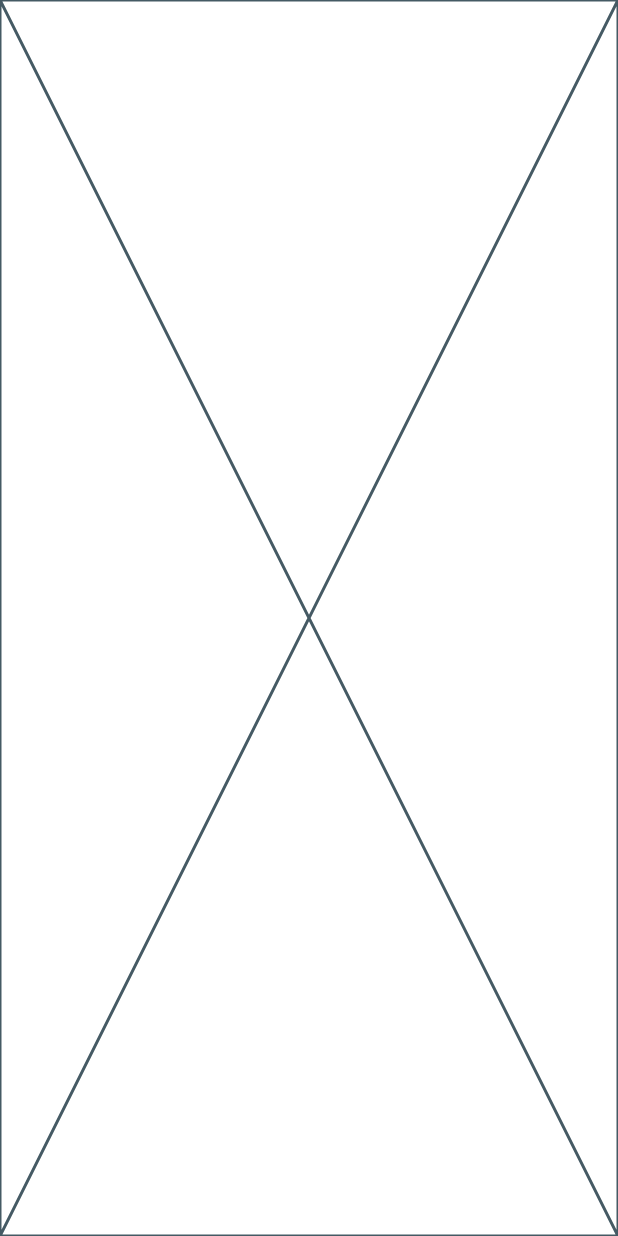
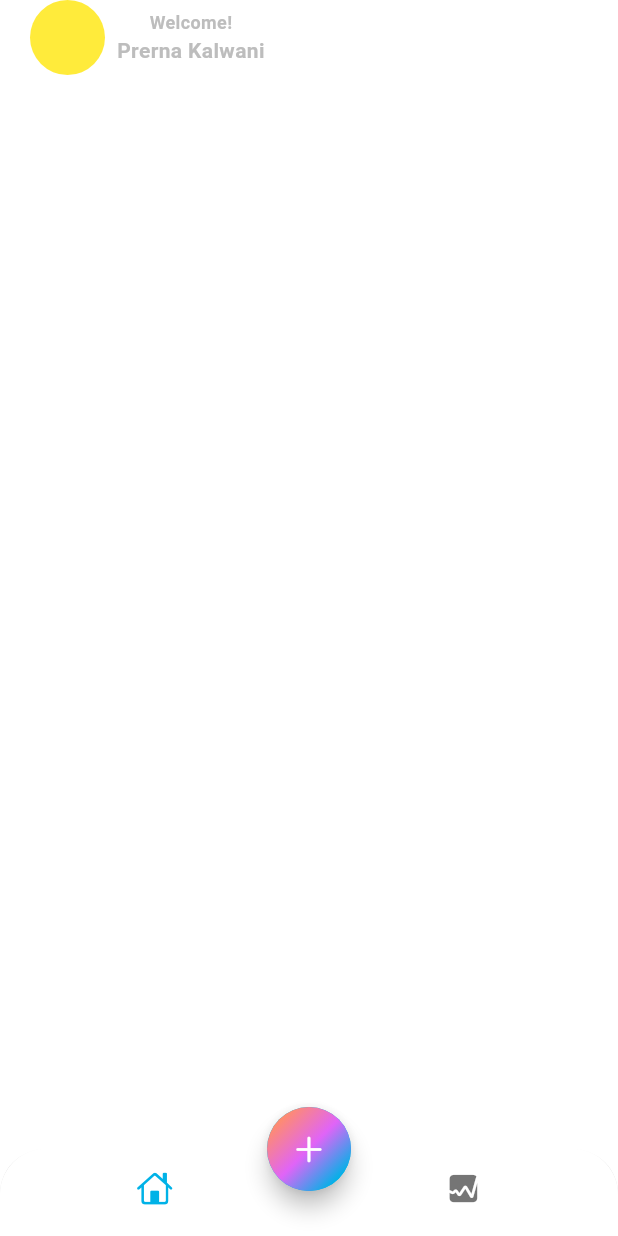
Before and after one commit to NANA100908/finance_buddy, a Flutter app: the screen it shows after launch, on a phone screen of 412 x 824 dp. Run offline on Flutter 3.47's test engine with Material 3 defaults, Android fonts, the phone set to English and light mode, and no system bars.

Commit message:
main screen integrated

```diff
--- a/lib/app.dart
+++ b/lib/app.dart
@@ -1,3 +1,4 @@
+import 'package:finance_buddy/app_view.dart';
 import 'package:flutter/material.dart';
 
 class MyApp extends StatelessWidget {
@@ -5,6 +6,6 @@ class MyApp extends StatelessWidget {
 
   @override
   Widget build(BuildContext context) {
-    return const Placeholder();
+    return const MyAppView();
   }
 }
--- a/lib/app_view.dart
+++ b/lib/app_view.dart
@@ -0,0 +1,25 @@
+import 'package:finance_buddy/screens/home/views/home_screen.dart';
+import 'package:flutter/material.dart';
+
+class MyAppView extends StatelessWidget {
+  const MyAppView({super.key});
+
+  @override
+  Widget build(BuildContext context) {
+    return MaterialApp(
+      debugShowCheckedModeBanner: false,
+      title: "Finance Buddy",
+      theme: ThemeData(
+        colorScheme: ColorScheme.light(
+          background: Colors.grey.shade100,
+          onBackground: Colors.black,
+          primary: const Color(0xff00B2E7),
+          secondary: const Color(0xFFE064F7),
+          tertiary: const Color(0xFFFF8D6C),
+          outline: Colors.grey.shade400
+        )
+      ),
+      home: const HomeScreen(),
+    );
+  }
+}
--- /dev/null
+++ b/lib/screens/home/views/home_screen.dart
@@ -0,0 +1,61 @@
+import 'dart:math';
+
+import 'package:flutter/cupertino.dart';
+import 'package:flutter/material.dart';
+
+import 'main_screen.dart';
+class HomeScreen extends StatelessWidget {
+  const HomeScreen({super.key});
+
+  @override
+  Widget build(BuildContext context) {
+    return Scaffold(
+      // appBar: AppBar(),
+      bottomNavigationBar: ClipRRect(
+        borderRadius: const BorderRadius.vertical(
+          top: Radius.circular(30)
+        ),
+        child: BottomNavigationBar(
+          backgroundColor: Colors.white,
+          showSelectedLabels: false,
+          showUnselectedLabels: false,
+          elevation: 3,
+          items: const [
+            BottomNavigationBarItem(
+                icon: Icon(CupertinoIcons.home),
+                label: 'Home'
+            ),
+            BottomNavigationBarItem(
+                icon: Icon(CupertinoIcons.graph_square_fill),
+                label: 'Stats'
+            )
+          ],
+        ),
+      ),
+      floatingActionButtonLocation: FloatingActionButtonLocation.centerDocked,
+      floatingActionButton: FloatingActionButton(
+          onPressed: () {},
+          shape: const CircleBorder(),
+          child: Container(
+            width: 60,
+            height: 60,
+            decoration: BoxDecoration(
+              shape: BoxShape.circle,
+              gradient: LinearGradient(
+                colors: [
+                  Theme.of(context).colorScheme.tertiary,
+                  Theme.of(context).colorScheme.secondary,
+                  Theme.of(context).colorScheme.primary,
+                ],
+                transform: const GradientRotation(pi / 4),
+              )
+            ),
+            child: const Icon(
+              CupertinoIcons.add
+            ),
+          ),
+      ),
+      body: const MainScreen(),
+    );
+  }
+}
--- /dev/null
+++ b/lib/screens/home/views/main_screen.dart
@@ -0,0 +1,51 @@
+import 'package:flutter/material.dart';
+
+class MainScreen extends StatelessWidget {
+  const MainScreen({super.key});
+
+  @override
+  Widget build(BuildContext context) {
+    return SafeArea(
+        child: Padding(
+            padding: const EdgeInsets.symmetric(horizontal: 20.0),
+            child: Column(
+              children: [
+                Row(
+                  children: [
+                    Container(
+                      width: 50,
+                      height: 50,
+                      decoration: const BoxDecoration(
+                        shape: BoxShape.circle,
+                        color: Colors.yellow
+                      ),
+                    ),
+                    const SizedBox(width: 8,),
+                    Column(
+                      children: [
+                        Text(
+                          "Welcome!",
+                          style: TextStyle(
+                            fontSize: 12,
+                            fontWeight: FontWeight.w600,
+                            color: Theme.of(context).colorScheme.outline
+                          ),
+                        ),
+                        Text(
+                          "Prerna Kalwani",
+                          style: TextStyle(
+                            fontSize: 14,
+                            fontWeight: FontWeight.bold,
+                            color: Theme.of(context).colorScheme.outline
+                          ),
+                        )
+                      ],
+                    )
+                  ],
+                )
+              ],
+            ),
+        ),
+    );
+  }
+}
```
